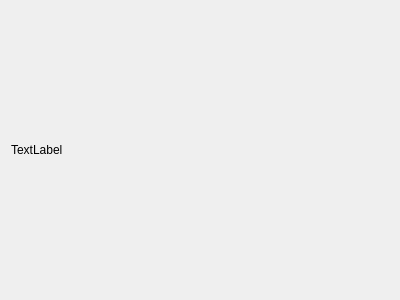
robocomp/robocomp-shelly, file components/shellymission/src/mainUI.ui: the form before one commit.
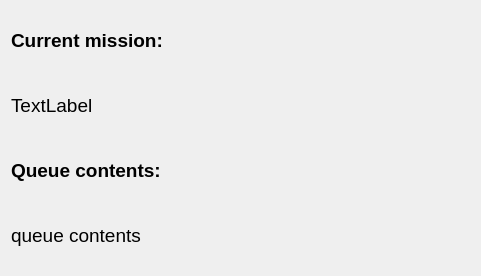
The form after the commit.

Commit message: got shellymission working

Diff of the .ui file:
```diff
--- a/components/shellymission/src/mainUI.ui
+++ b/components/shellymission/src/mainUI.ui
@@ -6,8 +6,8 @@
    <rect>
     <x>0</x>
     <y>0</y>
-    <width>400</width>
-    <height>300</height>
+    <width>481</width>
+    <height>276</height>
    </rect>
   </property>
   <property name="windowTitle">
@@ -15,12 +15,57 @@
   </property>
   <layout class="QVBoxLayout" name="verticalLayout">
    <item>
-    <widget class="QLabel" name="label">
+    <widget class="QLabel" name="label_3">
+     <property name="font">
+      <font>
+       <pointsize>14</pointsize>
+       <weight>75</weight>
+       <bold>true</bold>
+      </font>
+     </property>
+     <property name="text">
+      <string>Current mission:</string>
+     </property>
+    </widget>
+   </item>
+   <item>
+    <widget class="QLabel" name="currentLabel">
+     <property name="font">
+      <font>
+       <pointsize>14</pointsize>
+      </font>
+     </property>
      <property name="text">
       <string>TextLabel</string>
      </property>
     </widget>
    </item>
+   <item>
+    <widget class="QLabel" name="label_2">
+     <property name="font">
+      <font>
+       <pointsize>14</pointsize>
+       <weight>75</weight>
+       <bold>true</bold>
+      </font>
+     </property>
+     <property name="text">
+      <string>Queue contents:</string>
+     </property>
+    </widget>
+   </item>
+   <item>
+    <widget class="QLabel" name="label">
+     <property name="font">
+      <font>
+       <pointsize>14</pointsize>
+      </font>
+     </property>
+     <property name="text">
+      <string>queue contents</string>
+     </property>
+    </widget>
+   </item>
   </layout>
  </widget>
  <resources/>
```
The commit also changes 1 other file.
